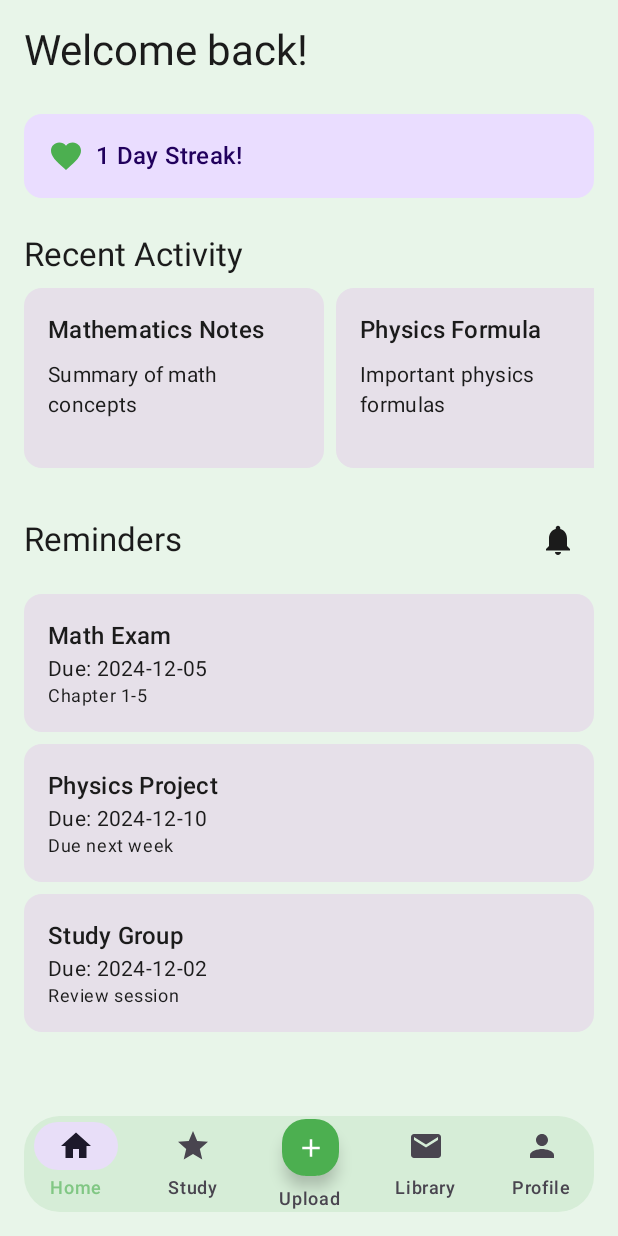
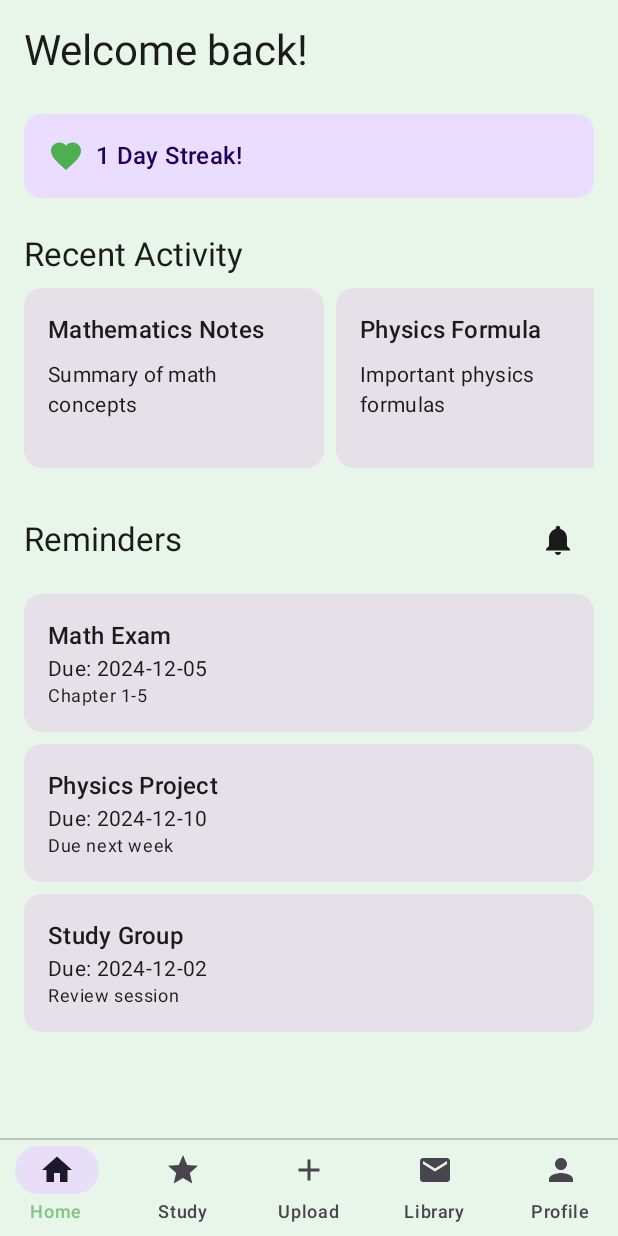
Before and after one commit to Funzy21/trilliontests, an Android app built with Jetpack Compose: the screen it shows after launch (MainActivity), on a phone screen of 412 x 824 dp. Run offline under Robolectric (Android 15) with nearby library versions, the phone set to English and light mode, and no system bars; our stand-ins replace Dagger/Hilt's generated code.

Commit message:
updated navbar design

```diff
--- a/app/src/main/java/com/example/educationapp/MainActivity.kt
+++ b/app/src/main/java/com/example/educationapp/MainActivity.kt
@@ -5,7 +5,11 @@ import androidx.activity.ComponentActivity
 import androidx.activity.compose.rememberLauncherForActivityResult
 import androidx.activity.compose.setContent
 import androidx.activity.result.contract.ActivityResultContracts
+import androidx.compose.foundation.background
+import androidx.compose.foundation.layout.Box
+import androidx.compose.foundation.layout.Column
 import androidx.compose.foundation.layout.fillMaxSize
+import androidx.compose.foundation.layout.fillMaxWidth
 import androidx.compose.foundation.layout.height
 import androidx.compose.foundation.layout.padding
 import androidx.compose.foundation.layout.size
@@ -18,6 +22,7 @@ import androidx.compose.material.icons.filled.Person
 import androidx.compose.material.icons.filled.Star
 import androidx.compose.material3.ExperimentalMaterial3Api
 import androidx.compose.material3.FloatingActionButton
+import androidx.compose.material3.FloatingActionButtonDefaults
 import androidx.compose.material3.Icon
 import androidx.compose.material3.MaterialTheme
 import androidx.compose.material3.NavigationBar
@@ -30,6 +35,7 @@ import androidx.compose.runtime.getValue
 import androidx.compose.runtime.mutableStateOf
 import androidx.compose.runtime.remember
 import androidx.compose.runtime.setValue
+import androidx.compose.ui.Alignment
 import androidx.compose.ui.Modifier
 import androidx.compose.ui.graphics.Color
 import androidx.compose.ui.unit.dp
@@ -81,29 +87,52 @@ class MainActivity : ComponentActivity() {
 
                 Scaffold(
                     bottomBar = {
-                        Surface(
-                            modifier = Modifier.padding(16.dp),
-                            shape = RoundedCornerShape(24.dp),
-                            tonalElevation = 8.dp
+                        Column(
+                            modifier = Modifier
+                                .fillMaxWidth()
                         ) {
+                            // Top border
+                            Box(
+                                modifier = Modifier
+                                    .fillMaxWidth()
+                                    .height(1.dp)
+                                    .background(Color.Black.copy(alpha = 0.2f))
+                            )
+
                             NavigationBar(
-                                modifier = Modifier.height(64.dp),
-                                containerColor = Color.Transparent
+                                modifier = Modifier
+                                    .fillMaxWidth()
+                                    .height(64.dp),
+                                containerColor = MaterialTheme.colorScheme.surface,
+                                tonalElevation = 0.dp
                             ) {
+                                // Home tab
                                 NavigationBarItem(
-                                    icon = { Icon(Icons.Filled.Home, contentDescription = "Home") },
+                                    icon = {
+                                        Icon(
+                                            Icons.Filled.Home,
+                                            contentDescription = "Home",
+                                            modifier = Modifier.size(24.dp)
+                                        )
+                                    },
                                     label = { Text("Home") },
                                     selected = currentRoute == "home",
                                     onClick = {
                                         navController.navigate("home") {
-                                            // Pop up to the start destination and clear the back stack
                                             popUpTo("home") { inclusive = true }
                                         }
                                     }
                                 )
 
+                                // Study tab
                                 NavigationBarItem(
-                                    icon = { Icon(Icons.Filled.Star, contentDescription = "Study") },
+                                    icon = {
+                                        Icon(
+                                            Icons.Filled.Star,
+                                            contentDescription = "Study",
+                                            modifier = Modifier.size(24.dp)
+                                        )
+                                    },
                                     label = { Text("Study") },
                                     selected = currentRoute == "study",
                                     onClick = {
@@ -113,28 +142,29 @@ class MainActivity : ComponentActivity() {
                                     }
                                 )
 
+                                // Center tab
                                 NavigationBarItem(
                                     icon = {
-                                        FloatingActionButton(
-                                            onClick = { pickDocument.launch("application/pdf") },
-                                            modifier = Modifier.size(38.dp),
-                                            containerColor = MaterialTheme.colorScheme.primary,
-                                            contentColor = MaterialTheme.colorScheme.onPrimary
-                                        ) {
-                                            Icon(
-                                                Icons.Filled.Add,
-                                                contentDescription = "Upload",
-                                                modifier = Modifier.size(20.dp)
-                                            )
-                                        }
+                                        Icon(
+                                            Icons.Filled.Add,
+                                            contentDescription = "Upload",
+                                            modifier = Modifier.size(24.dp)
+                                        )
                                     },
+                                    label = { Text("Upload") },
                                     selected = false,
-                                    onClick = { pickDocument.launch("application/pdf") },
-                                    label = { Text("Upload") }
+                                    onClick = { pickDocument.launch("application/pdf") }
                                 )
 
+                                // Library tab
                                 NavigationBarItem(
-                                    icon = { Icon(Icons.Filled.Email, contentDescription = "Library") },
+                                    icon = {
+                                        Icon(
+                                            Icons.Filled.Email,
+                                            contentDescription = "Library",
+                                            modifier = Modifier.size(24.dp)
+                                        )
+                                    },
                                     label = { Text("Library") },
                                     selected = currentRoute == "library",
                                     onClick = {
@@ -144,8 +174,15 @@ class MainActivity : ComponentActivity() {
                                     }
                                 )
 
+                                // Profile tab
                                 NavigationBarItem(
-                                    icon = { Icon(Icons.Filled.Person, contentDescription = "Profile") },
+                                    icon = {
+                                        Icon(
+                                            Icons.Filled.Person,
+                                            contentDescription = "Profile",
+                                            modifier = Modifier.size(24.dp)
+                                        )
+                                    },
                                     label = { Text("Profile") },
                                     selected = currentRoute == "profile",
                                     onClick = {
```
